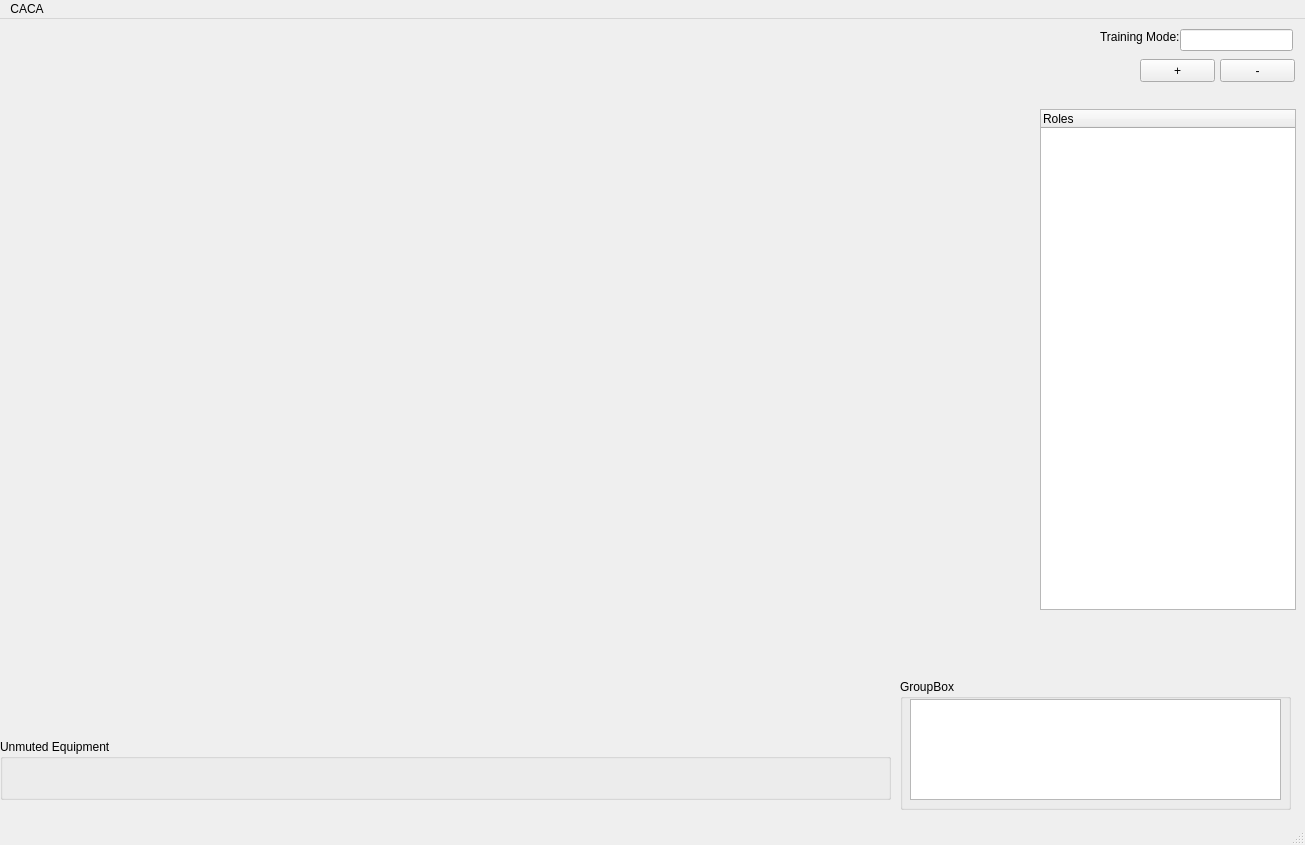
Above: catiz.ui from aitorfacio/CATIZMockup before the change. Below: the same form after it.
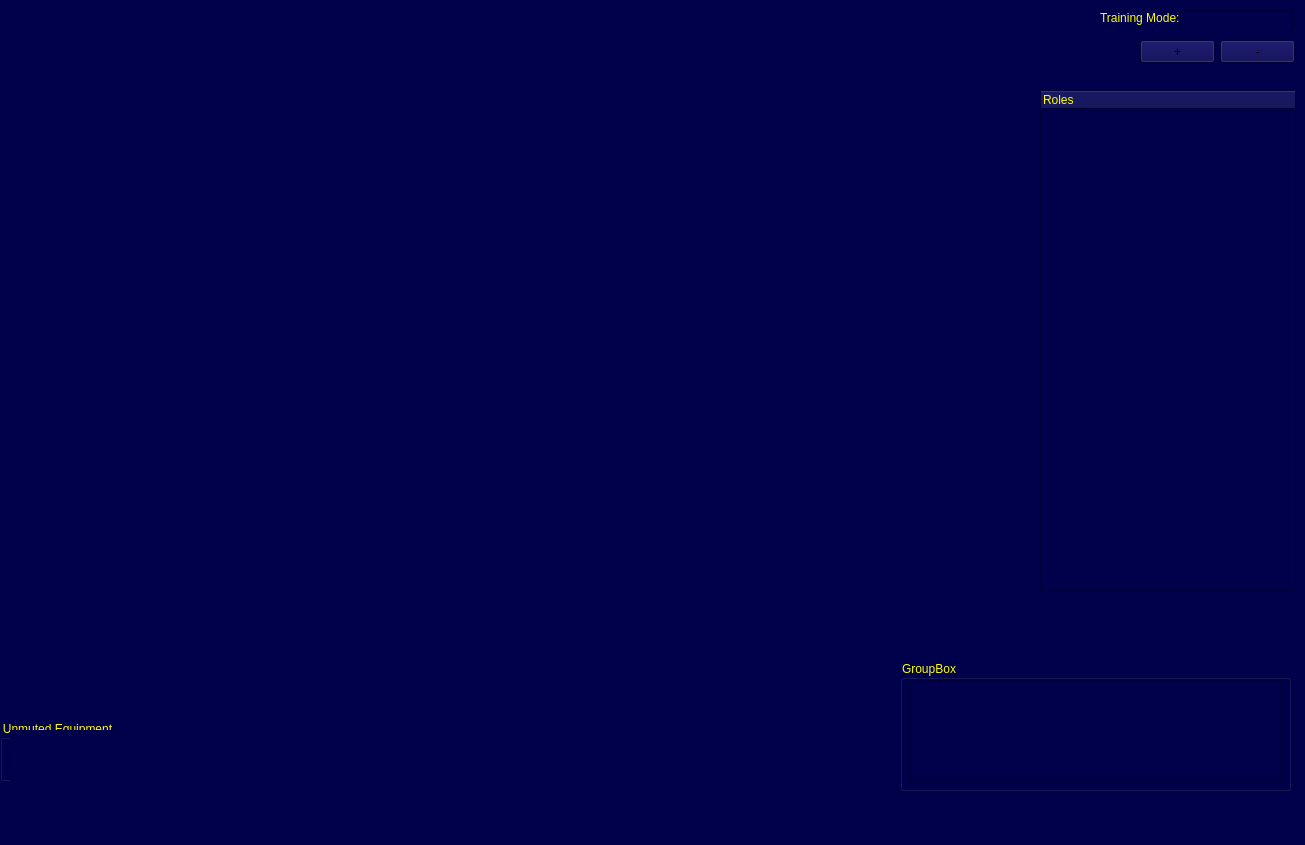
That is the form after the change.

Diff of the .ui file:
```diff
--- a/catiz.ui
+++ b/catiz.ui
@@ -13,6 +13,9 @@
   <property name="windowTitle">
    <string>MainWindow</string>
   </property>
+  <property name="styleSheet">
+   <string notr="true">background-color: rgb(0, 0, 75);</string>
+  </property>
   <widget class="QWidget" name="centralwidget">
    <widget class="QPushButton" name="zoom_in">
     <property name="geometry">
@@ -60,6 +63,10 @@
       <height>501</height>
      </rect>
     </property>
+    <property name="styleSheet">
+     <string notr="true">color: rgb(255, 255, 0);
+border-color: rgb(255, 0, 0);</string>
+    </property>
     <column>
      <property name="text">
       <string>Roles</string>
@@ -75,6 +82,9 @@
       <height>16</height>
      </rect>
     </property>
+    <property name="styleSheet">
+     <string notr="true">color: rgb(255, 255, 0);</string>
+    </property>
     <property name="text">
      <string>Training Mode:</string>
     </property>
@@ -88,6 +98,9 @@
       <height>22</height>
      </rect>
     </property>
+    <property name="styleSheet">
+     <string notr="true">color: rgb(255, 255, 0);</string>
+    </property>
    </widget>
    <widget class="QGroupBox" name="groupBox">
     <property name="geometry">
@@ -98,6 +111,9 @@
       <height>61</height>
      </rect>
     </property>
+    <property name="styleSheet">
+     <string notr="true">color: rgb(255, 255, 0);</string>
+    </property>
     <property name="title">
      <string>Unmuted Equipment</string>
     </property>
@@ -122,6 +138,9 @@
       <height>131</height>
      </rect>
     </property>
+    <property name="styleSheet">
+     <string notr="true">color: rgb(255, 255, 0);</string>
+    </property>
     <property name="title">
      <string>GroupBox</string>
     </property>
@@ -134,6 +153,9 @@
        <height>101</height>
       </rect>
      </property>
+     <property name="styleSheet">
+      <string notr="true">color: rgb(255, 255, 0);</string>
+     </property>
     </widget>
    </widget>
   </widget>
@@ -146,12 +168,6 @@
      <height>26</height>
     </rect>
    </property>
-   <widget class="QMenu" name="menuCACA">
-    <property name="title">
-     <string>CACA</string>
-    </property>
-   </widget>
-   <addaction name="menuCACA"/>
   </widget>
   <widget class="QStatusBar" name="statusbar"/>
  </widget>
```
